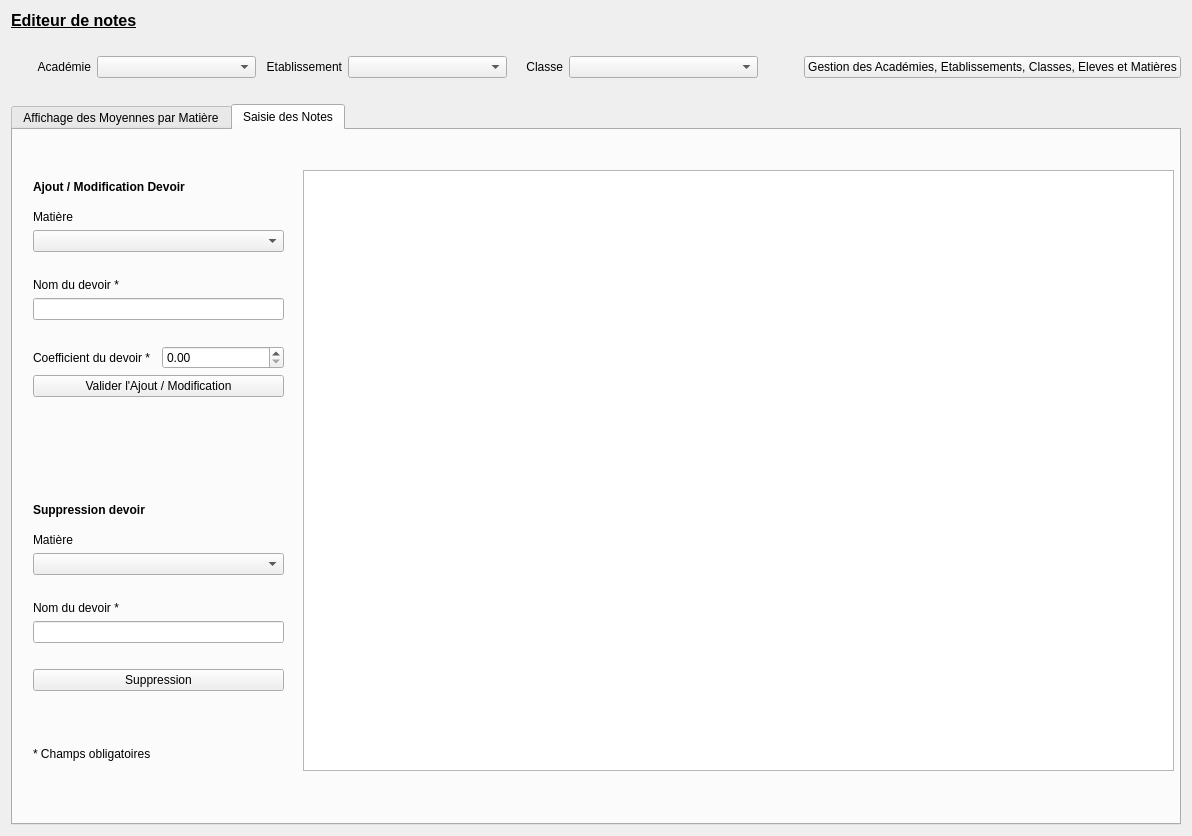
Old version of the form pp_Design_v1.ui in the repository bc2h/Personal_project_1.
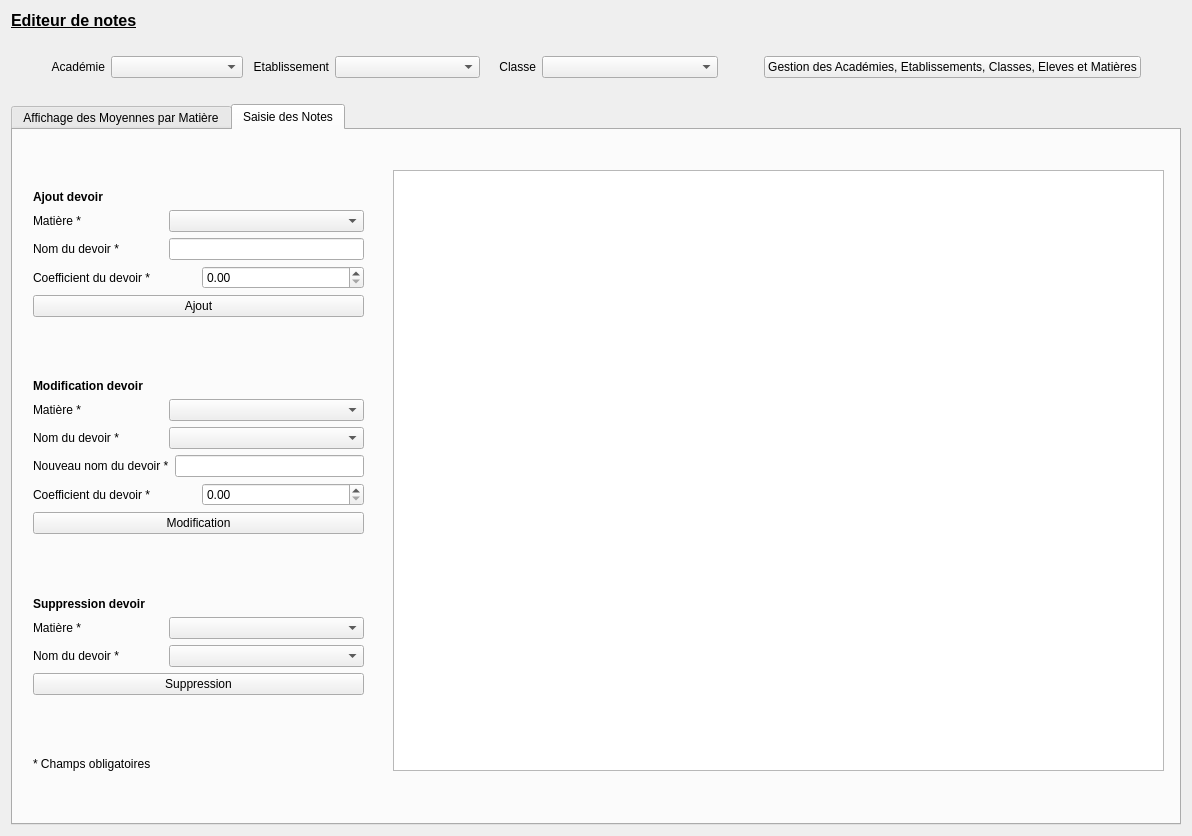
New version of the form.

The edit to the form file:
```diff
--- a/pp_Design_v1.ui
+++ b/pp_Design_v1.ui
@@ -49,11 +49,33 @@
     <layout class="QHBoxLayout" name="horizontalLayout_10">
      <item>
       <layout class="QHBoxLayout" name="horizontalLayout_4">
+       <item>
+        <spacer name="horizontalSpacer_3">
+         <property name="orientation">
+          <enum>Qt::Horizontal</enum>
+         </property>
+         <property name="sizeType">
+          <enum>QSizePolicy::Minimum</enum>
+         </property>
+         <property name="sizeHint" stdset="0">
+          <size>
+           <width>40</width>
+           <height>20</height>
+          </size>
+         </property>
+        </spacer>
+       </item>
        <item>
         <widget class="QLabel" name="label_3">
+         <property name="sizePolicy">
+          <sizepolicy hsizetype="Minimum" vsizetype="Preferred">
+           <horstretch>0</horstretch>
+           <verstretch>0</verstretch>
+          </sizepolicy>
+         </property>
          <property name="minimumSize">
           <size>
-           <width>80</width>
+           <width>30</width>
            <height>0</height>
           </size>
          </property>
@@ -111,6 +133,12 @@
       <layout class="QHBoxLayout" name="horizontalLayout">
        <item>
         <widget class="QLabel" name="label">
+         <property name="sizePolicy">
+          <sizepolicy hsizetype="Minimum" vsizetype="Preferred">
+           <horstretch>0</horstretch>
+           <verstretch>0</verstretch>
+          </sizepolicy>
+         </property>
          <property name="minimumSize">
           <size>
            <width>50</width>
@@ -160,6 +188,22 @@
        </property>
       </widget>
      </item>
+     <item>
+      <spacer name="horizontalSpacer_2">
+       <property name="orientation">
+        <enum>Qt::Horizontal</enum>
+       </property>
+       <property name="sizeType">
+        <enum>QSizePolicy::Minimum</enum>
+       </property>
+       <property name="sizeHint" stdset="0">
+        <size>
+         <width>40</width>
+         <height>20</height>
+        </size>
+       </property>
+      </spacer>
+     </item>
     </layout>
    </item>
    <item>
@@ -288,9 +332,9 @@
       <widget class="QTableWidget" name="twSaisieNote">
        <property name="geometry">
         <rect>
-         <x>290</x>
+         <x>380</x>
          <y>40</y>
-         <width>871</width>
+         <width>771</width>
          <height>601</height>
         </rect>
        </property>
@@ -299,57 +343,14 @@
        <property name="geometry">
         <rect>
          <x>20</x>
-         <y>50</y>
-         <width>251</width>
-         <height>581</height>
+         <y>40</y>
+         <width>331</width>
+         <height>601</height>
         </rect>
        </property>
        <layout class="QVBoxLayout" name="verticalLayout_10">
         <item>
          <layout class="QVBoxLayout" name="verticalLayout_3">
-          <item>
-           <layout class="QVBoxLayout" name="verticalLayout_2">
-            <item>
-             <widget class="QLabel" name="label_9">
-              <property name="font">
-               <font>
-                <weight>75</weight>
-                <bold>true</bold>
-               </font>
-              </property>
-              <property name="text">
-               <string>Ajout / Modification Devoir</string>
-              </property>
-             </widget>
-            </item>
-            <item>
-             <spacer name="verticalSpacer_4">
-              <property name="orientation">
-               <enum>Qt::Vertical</enum>
-              </property>
-              <property name="sizeType">
-               <enum>QSizePolicy::Fixed</enum>
-              </property>
-              <property name="sizeHint" stdset="0">
-               <size>
-                <width>20</width>
-                <height>10</height>
-               </size>
-              </property>
-             </spacer>
-            </item>
-            <item>
-             <widget class="QLabel" name="label_7">
-              <property name="text">
-               <string>Matière</string>
-              </property>
-             </widget>
-            </item>
-            <item>
-             <widget class="QComboBox" name="cbMatiereSelect"/>
-            </item>
-           </layout>
-          </item>
           <item>
            <spacer name="verticalSpacer_2">
             <property name="orientation">
@@ -369,63 +370,108 @@
           <item>
            <layout class="QVBoxLayout" name="verticalLayout">
             <item>
-             <widget class="QLabel" name="label_8">
-              <property name="sizePolicy">
-               <sizepolicy hsizetype="Preferred" vsizetype="Minimum">
-                <horstretch>0</horstretch>
-                <verstretch>0</verstretch>
-               </sizepolicy>
+             <widget class="QLabel" name="label_17">
+              <property name="font">
+               <font>
+                <weight>75</weight>
+                <bold>true</bold>
+               </font>
               </property>
               <property name="text">
-               <string>Nom du devoir *</string>
+               <string>Ajout devoir</string>
               </property>
-              <property name="alignment">
-               <set>Qt::AlignBottom|Qt::AlignLeading|Qt::AlignLeft</set>
-              </property>
              </widget>
             </item>
             <item>
-             <widget class="QLineEdit" name="leDevoirEdit"/>
+             <layout class="QHBoxLayout" name="horizontalLayout_2">
+              <item>
+               <widget class="QLabel" name="label_7">
+                <property name="sizePolicy">
+                 <sizepolicy hsizetype="Fixed" vsizetype="Preferred">
+                  <horstretch>0</horstretch>
+                  <verstretch>0</verstretch>
+                 </sizepolicy>
+                </property>
+                <property name="minimumSize">
+                 <size>
+                  <width>130</width>
+                  <height>0</height>
+                 </size>
+                </property>
+                <property name="text">
+                 <string>Matière *</string>
+                </property>
+               </widget>
+              </item>
+              <item>
+               <widget class="QComboBox" name="cbMatiereSelect"/>
+              </item>
+             </layout>
             </item>
-           </layout>
-          </item>
-          <item>
-           <spacer name="verticalSpacer">
-            <property name="orientation">
-             <enum>Qt::Vertical</enum>
-            </property>
-            <property name="sizeType">
-             <enum>QSizePolicy::Preferred</enum>
-            </property>
-            <property name="sizeHint" stdset="0">
-             <size>
-              <width>20</width>
-              <height>20</height>
-             </size>
-            </property>
-           </spacer>
-          </item>
-          <item>
-           <layout class="QHBoxLayout" name="horizontalLayout_8">
             <item>
-             <widget class="QLabel" name="label_6">
+             <layout class="QHBoxLayout" name="horizontalLayout_6">
+              <item>
+               <widget class="QLabel" name="label_8">
+                <property name="sizePolicy">
+                 <sizepolicy hsizetype="Fixed" vsizetype="Preferred">
+                  <horstretch>0</horstretch>
+                  <verstretch>0</verstretch>
+                 </sizepolicy>
+                </property>
+                <property name="minimumSize">
+                 <size>
+                  <width>130</width>
+                  <height>0</height>
+                 </size>
+                </property>
+                <property name="text">
+                 <string>Nom du devoir *</string>
+                </property>
+                <property name="alignment">
+                 <set>Qt::AlignLeading|Qt::AlignLeft|Qt::AlignVCenter</set>
+                </property>
+               </widget>
+              </item>
+              <item>
+               <widget class="QLineEdit" name="leDevoirEdit"/>
+              </item>
+             </layout>
+            </item>
+            <item>
+             <layout class="QHBoxLayout" name="horizontalLayout_8">
+              <item>
+               <widget class="QLabel" name="label_6">
+                <property name="sizePolicy">
+                 <sizepolicy hsizetype="Minimum" vsizetype="Preferred">
+                  <horstretch>0</horstretch>
+                  <verstretch>0</verstretch>
+                 </sizepolicy>
+                </property>
+                <property name="minimumSize">
+                 <size>
+                  <width>125</width>
+                  <height>0</height>
+                 </size>
+                </property>
+                <property name="text">
+                 <string>Coefficient du devoir *</string>
+                </property>
+               </widget>
+              </item>
+              <item>
+               <widget class="QDoubleSpinBox" name="dsbCoeffDevoir"/>
+              </item>
+             </layout>
+            </item>
+            <item>
+             <widget class="QPushButton" name="pbNoteAjout">
               <property name="text">
-               <string>Coefficient du devoir *</string>
+               <string>Ajout</string>
               </property>
              </widget>
             </item>
-            <item>
-             <widget class="QDoubleSpinBox" name="dsbCoeffDevoir"/>
-            </item>
            </layout>
           </item>
-          <item>
-           <widget class="QPushButton" name="pbNoteAjout">
-            <property name="text">
-             <string>Valider l'Ajout / Modification</string>
-            </property>
-           </widget>
-          </item>
           <item>
            <spacer name="verticalSpacer_11">
             <property name="orientation">
@@ -434,111 +480,222 @@
             <property name="sizeHint" stdset="0">
              <size>
               <width>20</width>
-              <height>100</height>
+              <height>40</height>
              </size>
             </property>
            </spacer>
           </item>
           <item>
-           <layout class="QVBoxLayout" name="verticalLayout_7">
+           <layout class="QVBoxLayout" name="verticalLayout_2">
             <item>
-             <layout class="QVBoxLayout" name="verticalLayout_8">
+             <widget class="QLabel" name="label_22">
+              <property name="font">
+               <font>
+                <weight>75</weight>
+                <bold>true</bold>
+               </font>
+              </property>
+              <property name="text">
+               <string>Modification devoir</string>
+              </property>
+             </widget>
+            </item>
+            <item>
+             <layout class="QHBoxLayout" name="horizontalLayout_13">
               <item>
-               <widget class="QLabel" name="label_10">
-                <property name="font">
-                 <font>
-                  <weight>75</weight>
-                  <bold>true</bold>
-                 </font>
+               <widget class="QLabel" name="label_20">
+                <property name="sizePolicy">
+                 <sizepolicy hsizetype="Fixed" vsizetype="Preferred">
+                  <horstretch>0</horstretch>
+                  <verstretch>0</verstretch>
+                 </sizepolicy>
                 </property>
+                <property name="minimumSize">
+                 <size>
+                  <width>130</width>
+                  <height>0</height>
+                 </size>
+                </property>
                 <property name="text">
-                 <string>Suppression devoir</string>
+                 <string>Matière *</string>
                 </property>
                </widget>
               </item>
               <item>
-               <spacer name="verticalSpacer_8">
-                <property name="orientation">
-                 <enum>Qt::Vertical</enum>
+               <widget class="QComboBox" name="cbMatiereSelect_4"/>
+              </item>
+             </layout>
+            </item>
+            <item>
+             <layout class="QHBoxLayout" name="horizontalLayout_15">
+              <item>
+               <widget class="QLabel" name="label_21">
+                <property name="sizePolicy">
+                 <sizepolicy hsizetype="Fixed" vsizetype="Minimum">
+                  <horstretch>0</horstretch>
+                  <verstretch>0</verstretch>
+                 </sizepolicy>
                 </property>
-                <property name="sizeType">
-                 <enum>QSizePolicy::Fixed</enum>
-                </property>
-                <property name="sizeHint" stdset="0">
+                <property name="minimumSize">
                  <size>
-                  <width>20</width>
-                  <height>10</height>
+                  <width>130</width>
+                  <height>0</height>
                  </size>
                 </property>
-               </spacer>
-              </item>
-              <item>
-               <widget class="QLabel" name="label_11">
                 <property name="text">
-                 <string>Matière</string>
+                 <string>Nom du devoir *</string>
                 </property>
+                <property name="alignment">
+                 <set>Qt::AlignLeading|Qt::AlignLeft|Qt::AlignVCenter</set>
+                </property>
                </widget>
               </item>
               <item>
-               <widget class="QComboBox" name="cbMatiereSelectSuppr"/>
+               <widget class="QComboBox" name="cbMatiereSelect_5"/>
               </item>
              </layout>
             </item>
             <item>
-             <spacer name="verticalSpacer_9">
-              <property name="orientation">
-               <enum>Qt::Vertical</enum>
-              </property>
-              <property name="sizeType">
-               <enum>QSizePolicy::Preferred</enum>
-              </property>
-              <property name="sizeHint" stdset="0">
-               <size>
-                <width>20</width>
-                <height>20</height>
-               </size>
-              </property>
-             </spacer>
-            </item>
-            <item>
-             <layout class="QVBoxLayout" name="verticalLayout_9">
+             <layout class="QHBoxLayout" name="horizontalLayout_14">
               <item>
-               <widget class="QLabel" name="label_12">
+               <widget class="QLabel" name="label_15">
                 <property name="sizePolicy">
                  <sizepolicy hsizetype="Preferred" vsizetype="Minimum">
                   <horstretch>0</horstretch>
                   <verstretch>0</verstretch>
                  </sizepolicy>
                 </property>
+                <property name="minimumSize">
+                 <size>
+                  <width>130</width>
+                  <height>0</height>
+                 </size>
+                </property>
+                <property name="text">
+                 <string>Nouveau nom du devoir *</string>
+                </property>
+                <property name="alignment">
+                 <set>Qt::AlignLeading|Qt::AlignLeft|Qt::AlignVCenter</set>
+                </property>
+               </widget>
+              </item>
+              <item>
+               <widget class="QLineEdit" name="leDevoirEdit_3"/>
+              </item>
+             </layout>
+            </item>
+            <item>
+             <layout class="QHBoxLayout" name="horizontalLayout_12">
+              <item>
+               <widget class="QLabel" name="label_19">
+                <property name="minimumSize">
+                 <size>
+                  <width>125</width>
+                  <height>0</height>
+                 </size>
+                </property>
+                <property name="text">
+                 <string>Coefficient du devoir *</string>
+                </property>
+               </widget>
+              </item>
+              <item>
+               <widget class="QDoubleSpinBox" name="dsbCoeffDevoir_3"/>
+              </item>
+             </layout>
+            </item>
+            <item>
+             <widget class="QPushButton" name="pbMatiereSuppr_3">
+              <property name="text">
+               <string>Modification</string>
+              </property>
+             </widget>
+            </item>
+           </layout>
+          </item>
+          <item>
+           <spacer name="verticalSpacer_16">
+            <property name="orientation">
+             <enum>Qt::Vertical</enum>
+            </property>
+            <property name="sizeHint" stdset="0">
+             <size>
+              <width>20</width>
+              <height>40</height>
+             </size>
+            </property>
+           </spacer>
+          </item>
+          <item>
+           <layout class="QVBoxLayout" name="verticalLayout_7">
+            <item>
+             <widget class="QLabel" name="label_10">
+              <property name="font">
+               <font>
+                <weight>75</weight>
+                <bold>true</bold>
+               </font>
+              </property>
+              <property name="text">
+               <string>Suppression devoir</string>
+              </property>
+             </widget>
+            </item>
+            <item>
+             <layout class="QHBoxLayout" name="horizontalLayout_17">
+              <item>
+               <widget class="QLabel" name="label_24">
+                <property name="sizePolicy">
+                 <sizepolicy hsizetype="Fixed" vsizetype="Preferred">
+                  <horstretch>0</horstretch>
+                  <verstretch>0</verstretch>
+                 </sizepolicy>
+                </property>
+                <property name="minimumSize">
+                 <size>
+                  <width>130</width>
+                  <height>0</height>
+                 </size>
+                </property>
+                <property name="text">
+                 <string>Matière *</string>
+                </property>
+               </widget>
+              </item>
+              <item>
+               <widget class="QComboBox" name="cbMatiereSelect_7"/>
+              </item>
+             </layout>
+            </item>
+            <item>
+             <layout class="QHBoxLayout" name="horizontalLayout_19">
+              <item>
+               <widget class="QLabel" name="label_26">
+                <property name="sizePolicy">
+                 <sizepolicy hsizetype="Fixed" vsizetype="Minimum">
+                  <horstretch>0</horstretch>
+                  <verstretch>0</verstretch>
+                 </sizepolicy>
+                </property>
+                <property name="minimumSize">
+                 <size>
+                  <width>130</width>
+                  <height>0</height>
+                 </size>
+                </property>
                 <property name="text">
                  <string>Nom du devoir *</string>
                 </property>
                 <property name="alignment">
-                 <set>Qt::AlignBottom|Qt::AlignLeading|Qt::AlignLeft</set>
+                 <set>Qt::AlignLeading|Qt::AlignLeft|Qt::AlignVCenter</set>
                 </property>
                </widget>
               </item>
               <item>
-               <widget class="QLineEdit" name="leDevoirSuppr"/>
+               <widget class="QComboBox" name="cbMatiereSelect_9"/>
               </item>
              </layout>
             </item>
-            <item>
-             <spacer name="verticalSpacer_10">
-              <property name="orientation">
-               <enum>Qt::Vertical</enum>
-              </property>
-              <property name="sizeType">
-               <enum>QSizePolicy::Preferred</enum>
-              </property>
-              <property name="sizeHint" stdset="0">
-               <size>
-                <width>20</width>
-                <height>20</height>
-               </size>
-              </property>
-             </spacer>
-            </item>
             <item>
              <widget class="QPushButton" name="pbMatiereSuppr">
               <property name="text">
```
Left out of the diff: 13 changed lines with no effect on the pictures.
